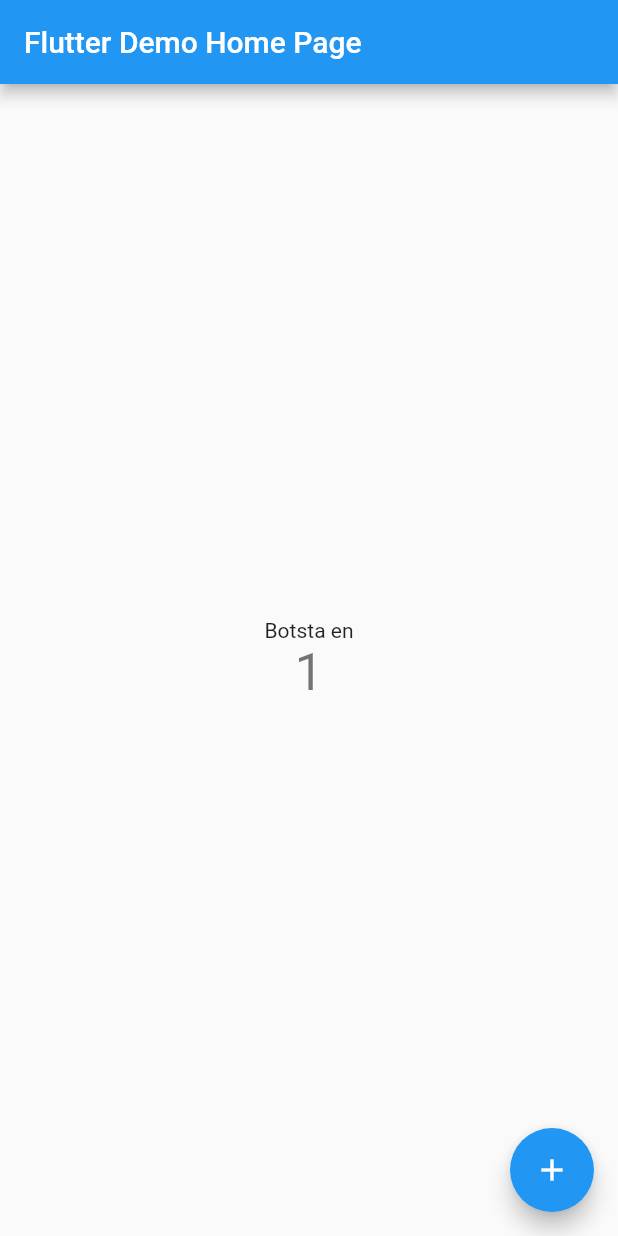
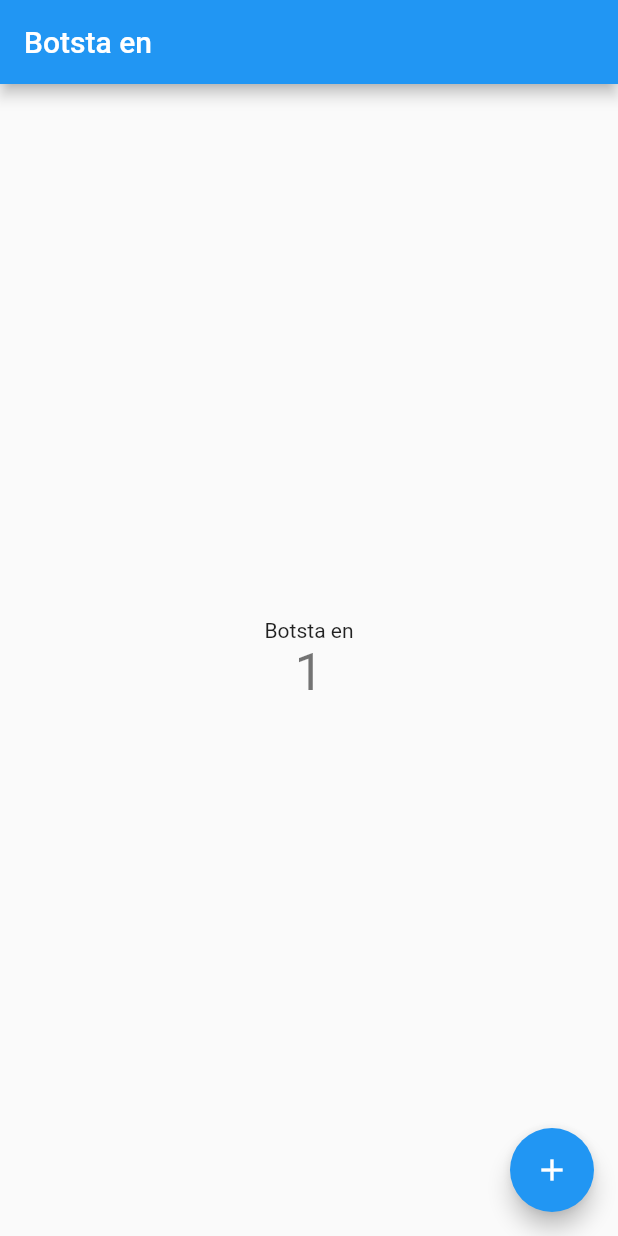
Before and after one commit to bauerjakob/botsta-app, a Flutter app: the screen it shows after launch, after a tap on the "add" icon, on a phone screen of 412 x 824 dp. Run offline on Flutter 3.47's test engine with Material 2 defaults, Android fonts, the light colour scheme and no system bars; our stand-ins replace get_it, shared_preferences.

Commit message:
* Init dependency injection wit getit * Service for reading and writing local stroage

```diff
--- a/lib/config/lang/app_language.dart
+++ b/lib/config/lang/app_language.dart
@@ -1,27 +1,31 @@
 import 'package:botsta_app/constants/app_constants.dart';
+import 'package:botsta_app/services/local_storage_service.dart';
 import 'package:flutter/material.dart';
-import 'package:shared_preferences/shared_preferences.dart';
+import 'package:botsta_app/startup.dart';
 
 import 'app_localizations.dart';
 
 class AppLanguage extends ChangeNotifier {
   Locale _appLocale;
+  Future<LocalStorageService> get  _localStorageService async => await getIt.getAsync<LocalStorageService>();
 
   Locale get appLocal => _appLocale ?? Locale(AppConstants.LANGCODE_DEFAULT);
 
+
   Future<Locale> fetchLocale() async {
-    var prefs = await SharedPreferences.getInstance();
-    if (prefs.getString('language_code') == null) {
+    var lsService = await _localStorageService;
+    if (lsService.langCode == null) {
       _appLocale = Locale(AppConstants.LANGCODE_DEFAULT);
     } else {
-      _appLocale = Locale(prefs.getString('language_code'));
+      _appLocale = Locale(lsService.langCode);
     }
     return _appLocale;
   }
 
 
   void changeLanguage(Locale type) async {
-    var prefs = await SharedPreferences.getInstance();
+    var lsService = await _localStorageService;
+
     if (_appLocale == type) {
       return;
     }
@@ -30,7 +34,7 @@ class AppLanguage extends ChangeNotifier {
 
     if (locale != null) {
       _appLocale = locale;
-      await prefs.setString('languate_code', locale.languageCode);
+      lsService.langCode = locale.languageCode;
       notifyListeners();
     }
   }
--- a/lib/main.dart
+++ b/lib/main.dart
@@ -1,9 +1,12 @@
 import 'package:botsta_app/config/lang/app_language.dart';
 import 'package:botsta_app/config/lang/app_localizations.dart';
+import 'package:botsta_app/startup.dart';
+import 'package:botsta_app/utils/extentions/context_extentions.dart';
 import 'package:flutter/material.dart';
 import 'package:provider/provider.dart';
 
 Future<void> main() async {
+  configureServices();
   WidgetsFlutterBinding.ensureInitialized();
   var appLanguage = AppLanguage();
   await appLanguage.fetchLocale();
@@ -29,7 +32,7 @@ class MyApp extends StatelessWidget {
                   theme: ThemeData(
                     primarySwatch: Colors.blue,
                   ),
-                  home: MyHomePage(title: 'Flutter Demo Home Page'),
+                  home: MyHomePage(),
                 );
             },
           ),
@@ -38,8 +41,7 @@ class MyApp extends StatelessWidget {
 }
 
 class MyHomePage extends StatefulWidget {
-  MyHomePage({Key key, this.title}) : super(key: key);
-  final String title;
+  MyHomePage({Key key}) : super(key: key);
 
   @override
   _MyHomePageState createState() => _MyHomePageState();
@@ -62,14 +64,14 @@ class _MyHomePageState extends State<MyHomePage> {
 
     return Scaffold(
       appBar: AppBar(
-        title: Text(widget.title),
+        title: Text(context.translate('title')),
       ),
       body: Center(
         child: Column(
           mainAxisAlignment: MainAxisAlignment.center,
           children: <Widget>[
             Text(
-              AppLocalizations.of(context).translate('title'),
+              context.translate('title'),
             ),
             Text(
               '$_counter',
--- /dev/null
+++ b/lib/services/local_storage_service.dart
@@ -0,0 +1,12 @@
+import 'package:shared_preferences/shared_preferences.dart';
+
+class LocalStorageService {
+  SharedPreferences _preferences;
+
+  Future<LocalStorageService> initAsync() async {
+    _preferences = await SharedPreferences.getInstance();
+    return this;
+  }
+  String get langCode => _preferences.getString('lang_code');
+  set langCode(String langCode) => _preferences.setString('lang_code', langCode);
+}
--- /dev/null
+++ b/lib/startup.dart
@@ -0,0 +1,9 @@
+
+import 'package:botsta_app/services/local_storage_service.dart';
+import 'package:get_it/get_it.dart';
+
+final getIt = GetIt.instance;
+
+void configureServices() {
+  getIt.registerSingletonAsync<LocalStorageService>(() async => await LocalStorageService().initAsync());
+}
--- /dev/null
+++ b/lib/utils/extentions/context_extentions.dart
@@ -0,0 +1,8 @@
+import 'package:botsta_app/config/lang/app_localizations.dart';
+import 'package:flutter/material.dart';
+
+extension ContextExtentions on BuildContext {
+  String translate(String key) {
+    return AppLocalizations.of(this).translate(key);
+  }
+}
--- a/pubspec.yaml
+++ b/pubspec.yaml
@@ -27,6 +27,7 @@ dependencies:
     sdk: flutter
   shared_preferences: ^2.0.5
   provider: ^5.0.0
+  get_it: ^6.1.1
 
 
   # The following adds the Cupertino Icons font to your application.
```
Also changed, not shown: lib/services/secure_storage_service.dart (added), lib/widgets/widgets.dart (added), pubspec.lock.
